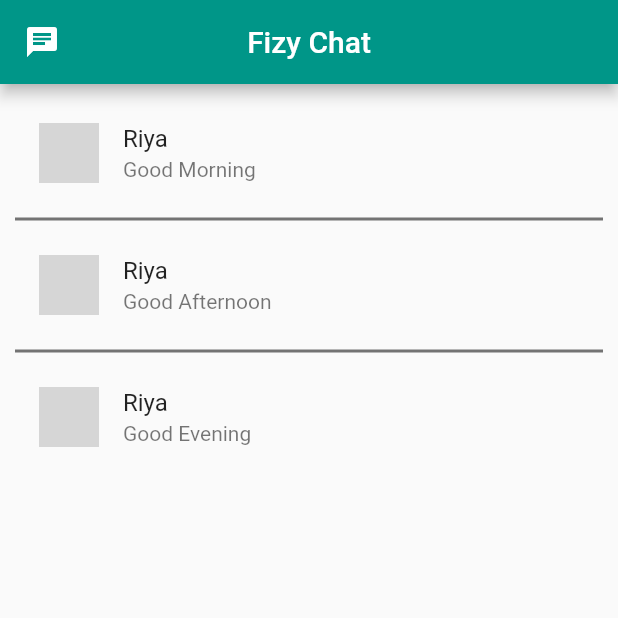
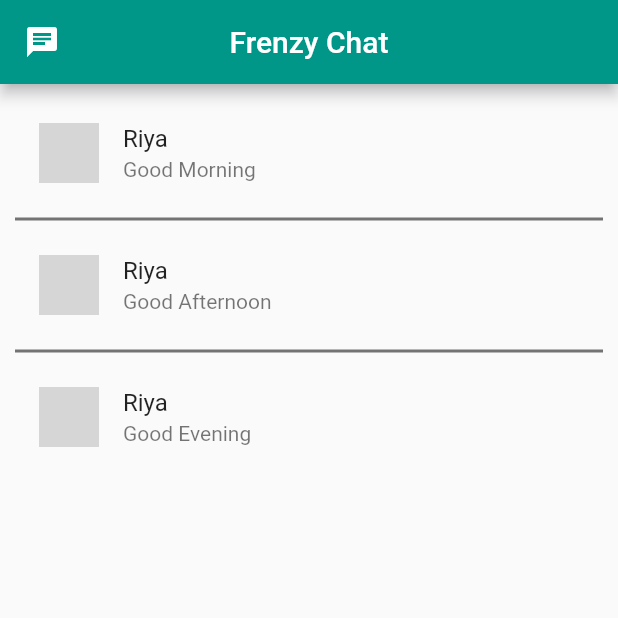
Before and after one commit to Anjali073/frenzyChat, a Flutter app: the screen it shows after launch, on a phone screen of 412 x 824 dp, the top half of it. Run offline on Flutter 3.47's test engine with Material 2 defaults, Android fonts, the phone set to English and light mode, and no system bars; grey boxes are pictures that could not be loaded.

Commit message:
Update main.dart

```diff
--- a/chat/lib/main.dart
+++ b/chat/lib/main.dart
@@ -11,7 +11,7 @@ void main() {
       home: Scaffold(
           appBar: AppBar(
             title: Text(
-              "Fizy Chat",
+              "Frenzy Chat",
               textDirection: TextDirection.ltr,
             ),
             leading: Icon(Icons.chat),
```
